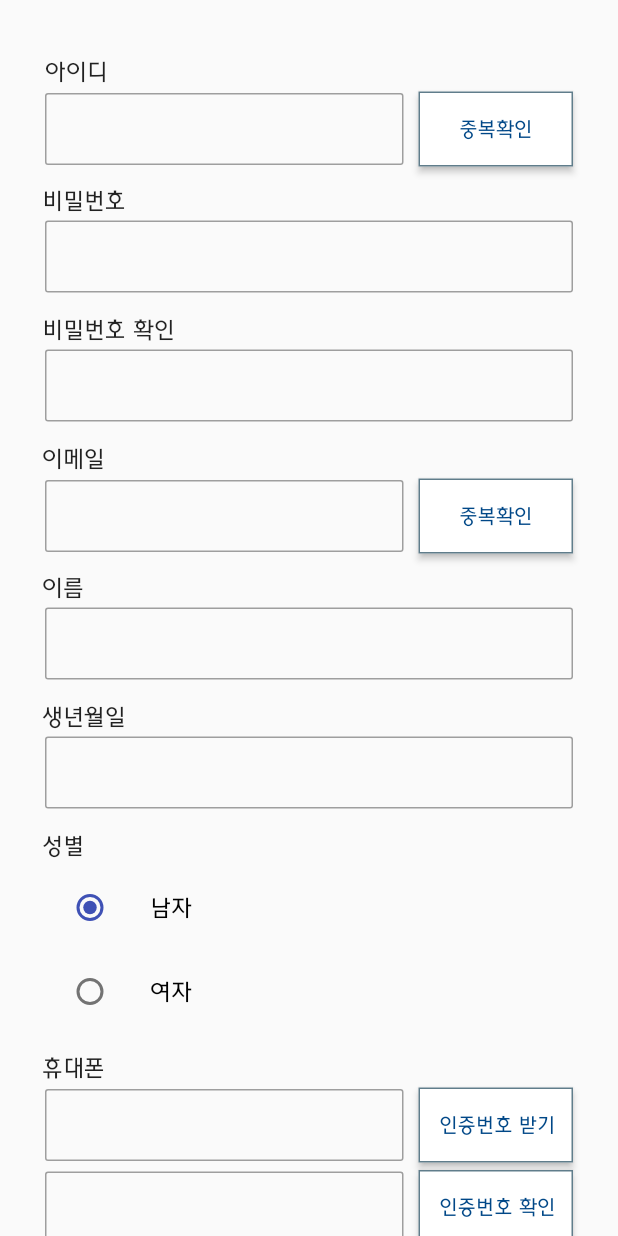
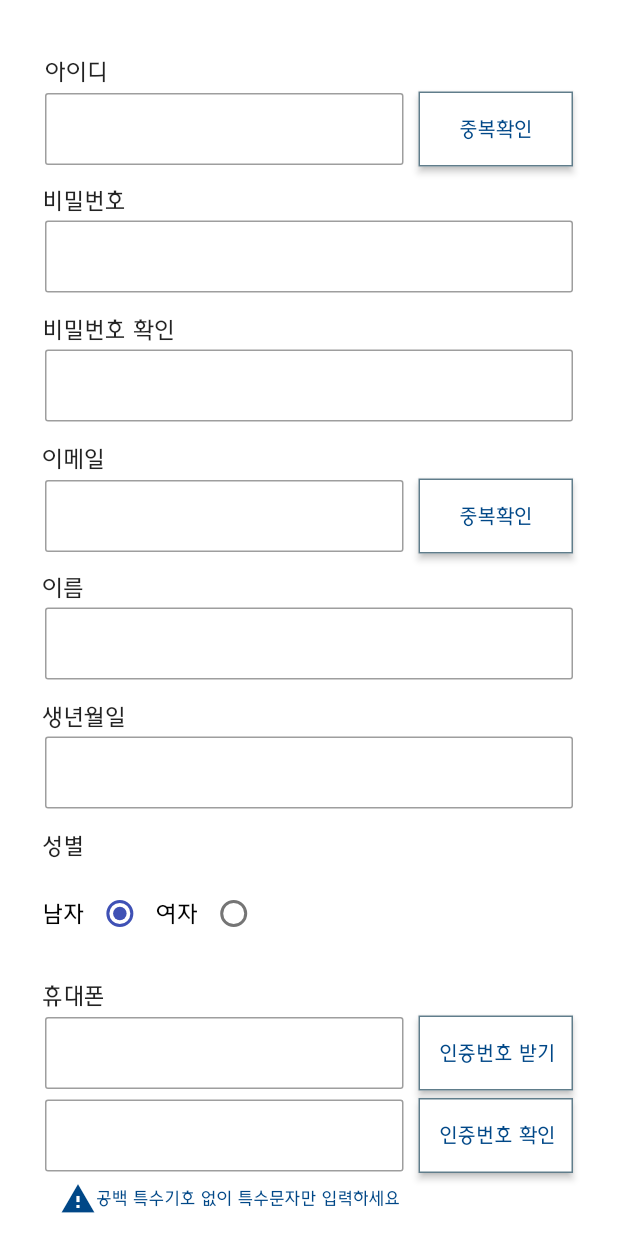
Before and after one commit to DavidLee1216/mobis-flutter, a Flutter app: the RegisterForm widget shown alone on an empty page, opened directly, on a phone screen of 412 x 824 dp. Run offline on Flutter 3.47's test engine with Material 2 defaults, Android fonts, the phone set to English and light mode, and no system bars; our stand-ins replace bloc, flutter_bloc; missing offline and left inert: flutter_session; network calls fail.

Commit message:
register

```diff
--- a/lib/ui/widget/register_form.dart
+++ b/lib/ui/widget/register_form.dart
@@ -250,13 +250,14 @@ class _RegisterFormState extends State<RegisterForm> {
       onTap: () => _selectedDate(context),
     );
 
-    var maleRadio = ListTile(
-      title: const Text(
+    var maleRadio = Row(
+      children: [
+        const Text(
           '남자',
           style: TextStyle(
               fontFamily: 'HDharmony', fontSize: 16, color: Colors.black),
         ),
-      leading: Radio(
+        Radio(
           value: Gender.male,
           groupValue: _gender,
           onChanged: (Gender value) {
@@ -265,16 +266,18 @@ class _RegisterFormState extends State<RegisterForm> {
               sexCode = 'M';
             });
           },
-      ),
+        )
+      ],
     );
 
-    var femaleRadio = ListTile(
-      title: const Text(
+    var femaleRadio = Row(
+      children: [
+        const Text(
           '여자',
           style: TextStyle(
               fontFamily: 'HDharmony', fontSize: 16, color: Colors.black),
         ),
-      leading: Radio(
+        Radio(
           value: Gender.female,
           groupValue: _gender,
           onChanged: (Gender value) {
@@ -283,7 +286,8 @@ class _RegisterFormState extends State<RegisterForm> {
               sexCode = 'F';
             });
           },
-      ),
+        )
+      ],
     );
 
     var phoneNumberField = TextFormField(
@@ -480,7 +484,9 @@ class _RegisterFormState extends State<RegisterForm> {
       ),
     );
 
-    return Form(
+    return Container(
+      color: Colors.white,
+      child: Form(
         key: _formKey,
         child: ListView(
           scrollDirection: Axis.vertical,
@@ -671,11 +677,14 @@ class _RegisterFormState extends State<RegisterForm> {
             SizedBox(
               height: 5,
             ),
-          Column(
+            Padding(
+              padding: const EdgeInsets.all(8.0),
+              child: Row(
                 children: [
                   maleRadio,
                   femaleRadio,
                 ],
+              ),
             ),
             SizedBox(
               height: 15,
@@ -867,6 +876,7 @@ class _RegisterFormState extends State<RegisterForm> {
             ),
           ],
         ),
+      ),
     );
   }
 }
```
Lines whose indentation alone changed are shown as unchanged.
